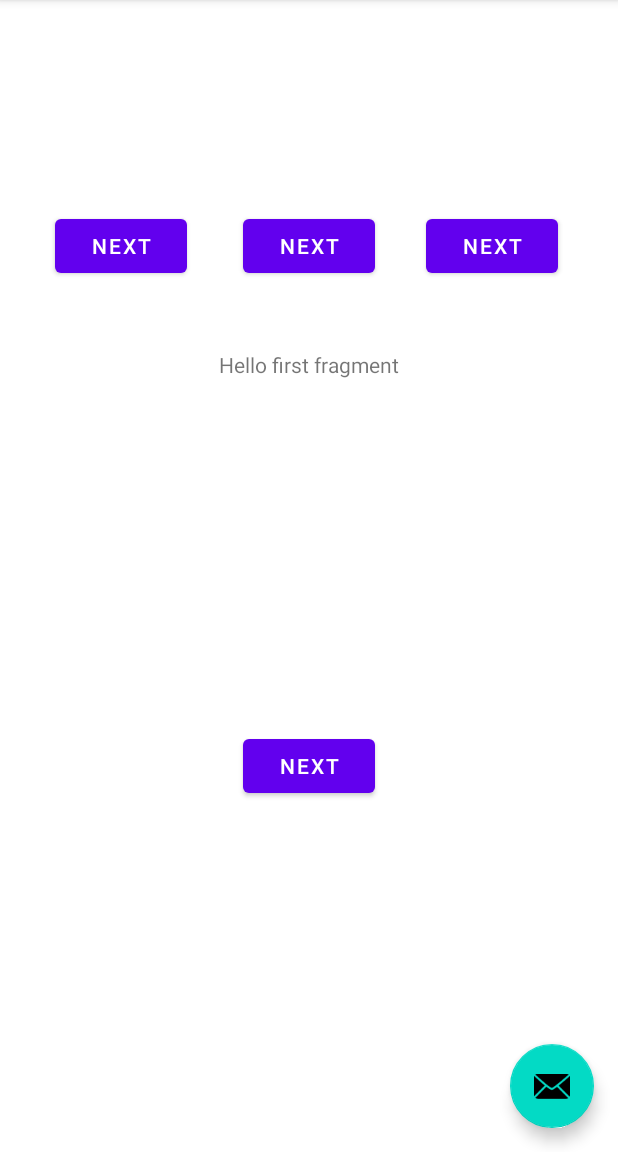
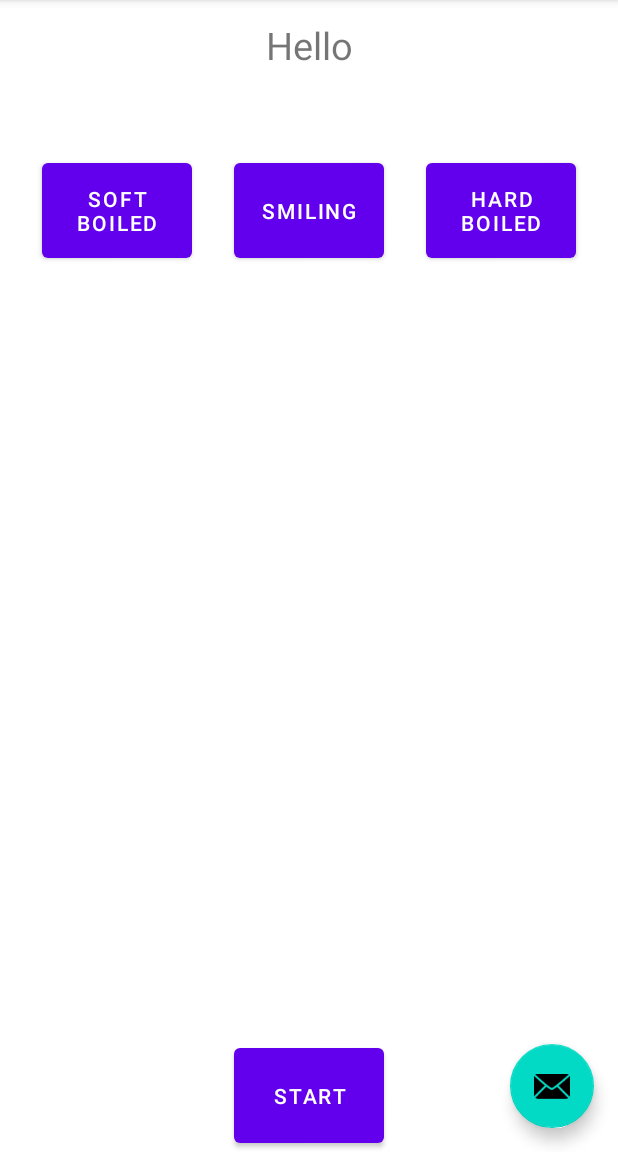
Before and after one commit to mart610k/EggWatch, an Android app: the screen it shows after launch (MainActivity), on a phone screen of 412 x 824 dp, the part 84-1236 px from its top. Run offline under Robolectric (Android 15) with nearby library versions, the phone set to English and light mode, and no system bars.

Commit message:
Added a few buttons on the gui

```diff
--- a/app/src/main/java/com/example/myapplication/FirstFragment.java
+++ b/app/src/main/java/com/example/myapplication/FirstFragment.java
@@ -23,12 +23,6 @@ public class FirstFragment extends Fragment {
     public void onViewCreated(@NonNull View view, Bundle savedInstanceState) {
         super.onViewCreated(view, savedInstanceState);
 
-        view.findViewById(R.id.button_first).setOnClickListener(new View.OnClickListener() {
-            @Override
-            public void onClick(View view) {
-                NavHostFragment.findNavController(FirstFragment.this)
-                        .navigate(R.id.action_FirstFragment_to_SecondFragment);
-            }
-        });
+
     }
 }
--- a/app/src/main/res/layout/fragment_first.xml
+++ b/app/src/main/res/layout/fragment_first.xml
@@ -6,56 +6,98 @@
     android:layout_height="match_parent"
     tools:context=".FirstFragment">
 
+
+    <androidx.constraintlayout.widget.ConstraintLayout
+        android:id="@+id/eggText_ConstraintLayout"
+        android:layout_width="match_parent"
+        android:layout_height="60dp"
+        tools:ignore="MissingConstraints">
+
         <TextView
-        android:id="@+id/textview_first"
-        android:layout_width="wrap_content"
-        android:layout_height="wrap_content"
-        android:text="@string/hello_first_fragment"
-        app:layout_constraintBottom_toTopOf="@id/button_first"
-        app:layout_constraintEnd_toEndOf="parent"
+            android:layout_width="match_parent"
+            android:layout_height="match_parent"
+            android:text="Hello"
+            android:textSize="25sp"
+            android:gravity="center_horizontal|center_vertical"
             app:layout_constraintStart_toStartOf="parent"
-        app:layout_constraintTop_toTopOf="parent" />
+            app:layout_constraintBottom_toBottomOf="parent"
+            />
+    </androidx.constraintlayout.widget.ConstraintLayout>
+
+    <androidx.constraintlayout.widget.ConstraintLayout
+        android:layout_width="match_parent"
+        android:layout_height="160dp"
+        app:layout_constraintTop_toBottomOf="@+id/eggText_ConstraintLayout"
+        app:layout_constraintVertical_bias="0.5"
+
+        >
 
         <Button
-        android:id="@+id/button_first"
-        android:layout_width="wrap_content"
-        android:layout_height="wrap_content"
-        android:text="@string/next"
+            android:id="@+id/smiling_button"
+            android:layout_width="100dp"
+            android:layout_height="75dp"
+            android:width="5dp"
+            android:height="5dp"
+            android:paddingLeft="16dp"
+            android:paddingRight="16dp"
+            android:text="@string/smiling"
             app:layout_constraintBottom_toBottomOf="parent"
             app:layout_constraintEnd_toEndOf="parent"
+            app:layout_constraintVertical_bias="0.5"
             app:layout_constraintStart_toStartOf="parent"
-        app:layout_constraintTop_toBottomOf="@id/textview_first" />
+            app:layout_constraintTop_toTopOf="parent"
+            />
 
         <Button
-        android:id="@+id/button_first2"
-        android:layout_width="wrap_content"
-        android:layout_height="wrap_content"
-        android:layout_marginBottom="580dp"
-        android:text="@string/next"
+            android:id="@+id/hard_boiled_button"
+            android:layout_width="100dp"
+            android:layout_height="75dp"
+            android:width="5dp"
+            android:height="5dp"
+            android:paddingLeft="16dp"
+            android:paddingRight="16dp"
+            android:text="@string/hard_boiled"
             app:layout_constraintBottom_toBottomOf="parent"
             app:layout_constraintEnd_toEndOf="parent"
-        app:layout_constraintHorizontal_bias="0.501"
-        app:layout_constraintStart_toStartOf="parent" />
+            app:layout_constraintHorizontal_bias="0.5"
+            app:layout_constraintStart_toEndOf="@+id/smiling_button"
+            app:layout_constraintTop_toTopOf="parent"
+            />
 
         <Button
-        android:id="@+id/button_first3"
-        android:layout_width="wrap_content"
-        android:layout_height="wrap_content"
-        android:layout_marginBottom="580dp"
-        android:text="@string/next"
+            android:id="@+id/soft_boiled_button"
+            android:layout_width="100dp"
+            android:layout_height="75dp"
+            android:width="5dp"
+            android:height="5dp"
+            android:paddingLeft="16dp"
+            android:paddingRight="16dp"
+            android:text="@string/soft_boiled"
+            app:layout_constraintStart_toStartOf="parent"
+            app:layout_constraintHorizontal_bias="0.5"
+            app:layout_constraintEnd_toStartOf="@+id/smiling_button"
+
+            app:layout_constraintBottom_toBottomOf="parent"
+            app:layout_constraintTop_toTopOf="parent"
+            />
+
+
+    </androidx.constraintlayout.widget.ConstraintLayout>
+
+
+    <Button
+        android:id="@+id/start_stop_button"
+        android:text="@string/start_button"
+        android:width="5dp"
+        android:height="5dp"
+        android:layout_width="100dp"
+        android:layout_height="75dp"
         app:layout_constraintBottom_toBottomOf="parent"
         app:layout_constraintEnd_toEndOf="parent"
-        app:layout_constraintHorizontal_bias="0.114"
-        app:layout_constraintStart_toStartOf="parent" />
+        app:layout_constraintVertical_bias="0.90"
+        app:layout_constraintVertical_weight="0.50"
+        app:layout_constraintStart_toStartOf="parent"
+        app:layout_constraintTop_toBottomOf="@+id/smiling_button" />
 
-    <Button
-        android:id="@+id/button_first4"
-        android:layout_width="wrap_content"
-        android:layout_height="wrap_content"
-        android:layout_marginBottom="580dp"
-        android:text="@string/next"
-        app:layout_constraintBottom_toBottomOf="parent"
-        app:layout_constraintEnd_toEndOf="parent"
-        app:layout_constraintHorizontal_bias="0.876"
-        app:layout_constraintStart_toStartOf="parent" />
+
 </androidx.constraintlayout.widget.ConstraintLayout>
--- a/app/src/main/res/values/strings.xml
+++ b/app/src/main/res/values/strings.xml
@@ -9,4 +9,13 @@
 
     <string name="hello_first_fragment">Hello first fragment</string>
     <string name="hello_second_fragment">Hello second fragment. Arg: %1$s</string>
+
+
+    <!-- self defined "translations" -->
+    <string name="soft_boiled">Soft Boiled</string>
+    <string name="hard_boiled">Hard Boiled</string>
+    <string name="smiling">Smiling</string>
+    <string name="start_button">start</string>
+    <string name="stop_button">start</string>
+
 </resources>
```
Lines whose indentation alone changed are shown as unchanged.
